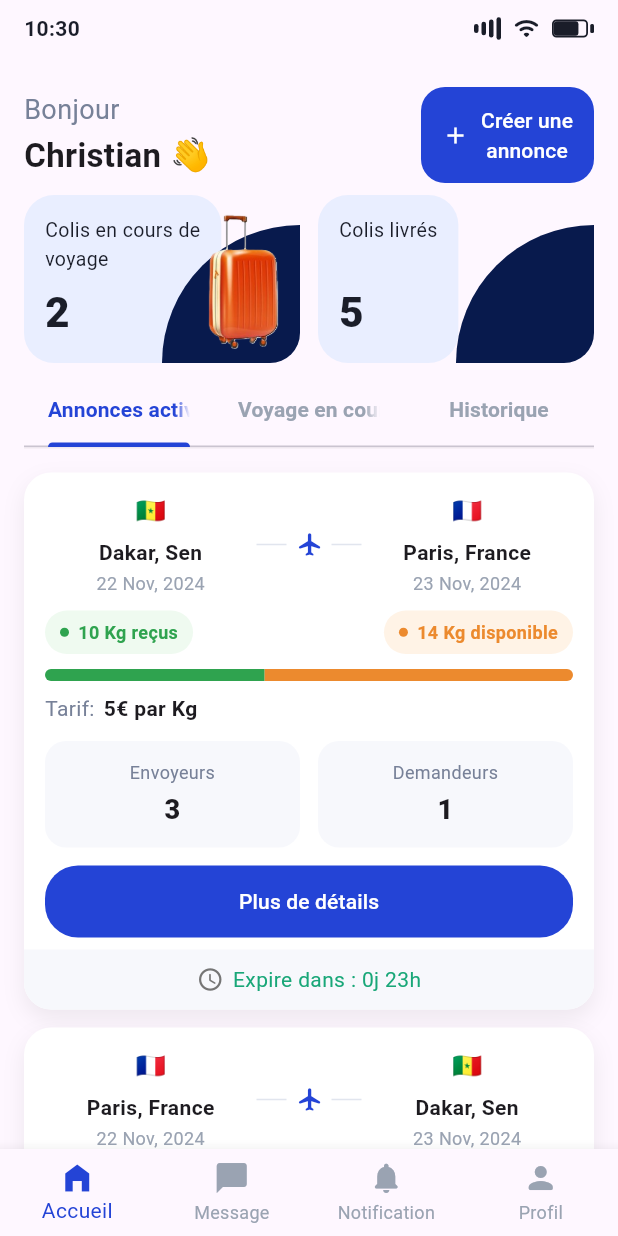
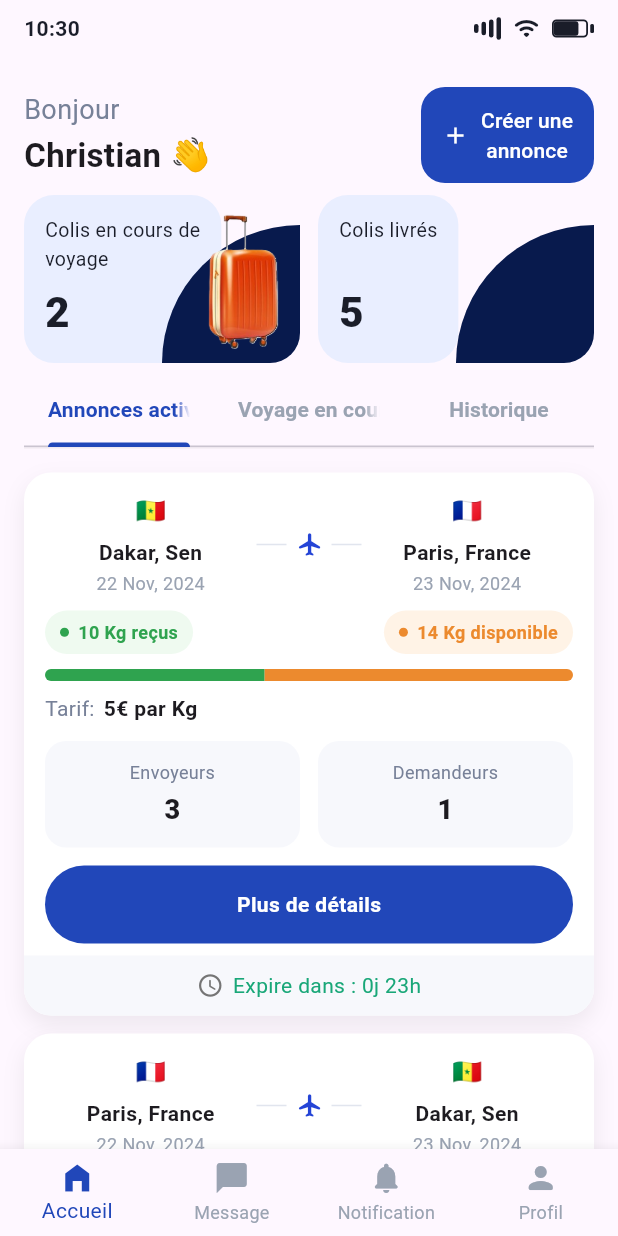
Before and after one commit to Christ-vielecodeur/Mondial_GP, a Flutter app: the screen it shows after launch, after a tap on "Basculer", on a phone screen of 412 x 824 dp. Run offline on Flutter 3.47's test engine with Material 3 defaults, Android fonts, the phone set to English and light mode, and no system bars; our stand-ins replace flutter_svg, get, image_picker, qr_flutter; Roboto replaces fonts that are missing (Euclid Circular A).

Commit message:
Mise à jour

```diff
--- a/lib/app/Modules/QrCode/qrcodes.dart
+++ b/lib/app/Modules/QrCode/qrcodes.dart
@@ -1,6 +1,7 @@
 import 'package:flutter/material.dart';
 import 'package:get/get.dart';
 import 'package:flutter/services.dart';
+import 'package:mondial_gp_test/app/widgets/colors.dart';
 import 'package:qr_flutter/qr_flutter.dart';
 import 'package:mondial_gp_test/app/Modules/QrCode/controller.dart';
 
@@ -12,7 +13,7 @@ class QrcodeWidget extends StatelessWidget {
   @override
   Widget build(BuildContext context) {
     return Scaffold(
-      backgroundColor: Colors.white,
+      backgroundColor: AppColors.white,
       appBar: AppBar(
         backgroundColor: Colors.transparent,
         elevation: 0,
--- a/lib/app/views/accueil.dart
+++ b/lib/app/views/accueil.dart
@@ -3,6 +3,8 @@ import 'package:get/get.dart';
 import 'package:mondial_gp_test/app/Modules/annonces/controllers.dart';
 import 'package:mondial_gp_test/app/Modules/annonces/models.dart';
 import 'package:mondial_gp_test/app/Modules/details/detailsPage.dart';
+import 'package:mondial_gp_test/app/widgets/blue_button.dart';
+import 'package:mondial_gp_test/app/widgets/colors.dart';
 
 class HomePage extends StatefulWidget {
   const HomePage({super.key});
@@ -31,9 +33,9 @@ class _HomePageState extends State<HomePage>
 
   @override
   Widget build(BuildContext context) {
-    final Color primary = const Color(0xFF2444D6);
-    final Color lightBlue = const Color(0xFFE9EEFF);
-    final Color cardBg = Colors.white;
+    final Color primary = AppColors.primaryBlue;
+    final Color lightBlue = AppColors.white;
+    final Color cardBg = AppColors.white;
     final EdgeInsets pagePad = const EdgeInsets.symmetric(
       horizontal: 16,
       vertical: 8,
@@ -83,7 +85,7 @@ class _HomePageState extends State<HomePage>
           currentIndex: c.bottomIndex.value,
           onTap: (i) => c.bottomIndex.value = i,
           selectedItemColor: primary,
-          unselectedItemColor: const Color(0xFF9AA3B2),
+          unselectedItemColor: AppColors.grey1,
           type: BottomNavigationBarType.fixed,
           items: const [
             BottomNavigationBarItem(
@@ -239,14 +241,14 @@ class _HomePageState extends State<HomePage>
           decoration: BoxDecoration(
             color: Colors.transparent,
             border: Border(
-              bottom: BorderSide(color: Colors.black.withOpacity(0.06)),
+              bottom: BorderSide(color: AppColors.black.withOpacity(0.06)),
             ),
           ),
           child: TabBar(
             controller: tabController,
             indicatorColor: primary,
             labelColor: primary,
-            unselectedLabelColor: const Color(0xFF9AA3B2),
+            unselectedLabelColor: AppColors.grey1,
             labelStyle: const TextStyle(fontWeight: FontWeight.w700),
             tabs: const [
               Tab(text: "Annonces actives"),
@@ -380,21 +382,11 @@ class _HomePageState extends State<HomePage>
           const SizedBox(height: 12),
           Padding(
             padding: const EdgeInsets.symmetric(horizontal: 14),
-            child: SizedBox(
-              width: double.infinity,
-              child: FilledButton(
-                onPressed: () {
-                  Get.to(() => DetailPage());
-                },
-                style: FilledButton.styleFrom(
-                  backgroundColor: primary,
-                  padding: const EdgeInsets.symmetric(vertical: 14),
-                  shape: RoundedRectangleBorder(
-                    borderRadius: BorderRadius.circular(22),
-                  ),
-                ),
-                child: const Text("Plus de détails"),
-              ),
+            child: BlueButton(
+              text: "Plus de détails",
+              onPressed: () {
+                Get.to(() => DetailPage());
+              },
             ),
           ),
 
@@ -412,7 +404,7 @@ class _HomePageState extends State<HomePage>
                 Icon(
                   Icons.access_time_rounded,
                   size: 18,
-                  color: Colors.grey.shade600,
+                  color: AppColors.grey.shade600,
                 ),
                 const SizedBox(width: 6),
                 Text(
--- a/lib/app/views/welcome.dart
+++ b/lib/app/views/welcome.dart
@@ -1,6 +1,8 @@
 import 'package:flutter/material.dart';
 import 'package:get/get.dart';
 import 'package:mondial_gp_test/app/views/accueil.dart';
+import 'package:mondial_gp_test/app/widgets/blue_button.dart';
+import 'package:mondial_gp_test/app/widgets/colors.dart';
 
 class WelcomePage extends StatefulWidget {
   const WelcomePage({super.key});
@@ -15,7 +17,7 @@ class _WelcomePageState extends State<WelcomePage> {
   @override
   Widget build(BuildContext context) {
     return Scaffold(
-      backgroundColor: Colors.white,
+      backgroundColor: AppColors.white,
       body: SafeArea(
         child: Column(
           children: [
@@ -27,7 +29,7 @@ class _WelcomePageState extends State<WelcomePage> {
                   fontFamily: "Sen",
                   fontSize: 20,
                   fontWeight: FontWeight.bold,
-                  color: Color(0xFF00103E),
+                  color: AppColors.darkText,
                 ),
               ),
             ),
@@ -45,7 +47,7 @@ class _WelcomePageState extends State<WelcomePage> {
                       fontFamily: "Euclid Circular A",
                       fontSize: 18,
                       fontWeight: FontWeight.w700,
-                      color: Color(0xFF00103E),
+                      color: AppColors.darkText,
                     ),
                   ),
 
@@ -78,34 +80,15 @@ class _WelcomePageState extends State<WelcomePage> {
 
                   Padding(
                     padding: const EdgeInsets.symmetric(horizontal: 16.0),
-                    child: GestureDetector(
-                      onTap: () {
+                    child: BlueButton(
+                      text: "Basculer",
+                      onPressed: () {
                         debugPrint("Profil choisi : $_selectedProfile");
-
                         Get.offAll(
                           () => const HomePage(),
                           arguments: {"profil": _selectedProfile},
                         );
                       },
-                      child: Container(
-                        width: double.infinity,
-                        padding: const EdgeInsets.symmetric(vertical: 16),
-                        decoration: BoxDecoration(
-                          color: const Color(0xFF2147B9),
-                          borderRadius: BorderRadius.circular(100),
-                        ),
-                        child: const Center(
-                          child: Text(
-                            "Basculer",
-                            style: TextStyle(
-                              fontFamily: "Euclid Circular A",
-                              fontSize: 14,
-                              fontWeight: FontWeight.w600,
-                              color: Colors.white,
-                            ),
-                          ),
-                        ),
-                      ),
                     ),
                   ),
 
@@ -138,8 +121,7 @@ class _WelcomePageState extends State<WelcomePage> {
         decoration: BoxDecoration(
           borderRadius: BorderRadius.circular(12),
           border: Border.all(
-            color:
-                isSelected ? const Color(0xFF2147B9) : const Color(0xFFDBE1EE),
+            color: isSelected ? AppColors.primaryBlue : AppColors.white,
             width: 2,
           ),
         ),
@@ -169,7 +151,7 @@ class _WelcomePageState extends State<WelcomePage> {
                     fontFamily: "Euclid Circular A",
                     fontSize: 14,
                     fontWeight: FontWeight.w500,
-                    color: Colors.black,
+                    color: AppColors.black,
                   ),
                 ),
                 Container(
@@ -177,10 +159,8 @@ class _WelcomePageState extends State<WelcomePage> {
                   height: 16,
                   decoration: BoxDecoration(
                     color:
-                        isSelected
-                            ? const Color(0xFF2147B9)
-                            : Colors.transparent,
-                    border: Border.all(color: Colors.grey, width: 1),
+                        isSelected ? AppColors.primaryBlue : Colors.transparent,
+                    border: Border.all(color: AppColors.grey, width: 1),
                     shape: BoxShape.circle,
                   ),
                   child:
@@ -188,7 +168,7 @@ class _WelcomePageState extends State<WelcomePage> {
                           ? const Icon(
                             Icons.check,
                             size: 12,
-                            color: Colors.white,
+                            color: AppColors.white,
                           )
                           : null,
                 ),
--- /dev/null
+++ b/lib/app/widgets/blue_button.dart
@@ -0,0 +1,34 @@
+import 'package:flutter/material.dart';
+
+class BlueButton extends StatelessWidget {
+  final String text;
+  final VoidCallback onPressed;
+
+  const BlueButton({super.key, required this.text, required this.onPressed});
+
+  @override
+  Widget build(BuildContext context) {
+    return GestureDetector(
+      onTap: onPressed,
+      child: Container(
+        width: double.infinity,
+        padding: const EdgeInsets.symmetric(vertical: 16),
+        decoration: BoxDecoration(
+          color: const Color(0xFF2147B9),
+          borderRadius: BorderRadius.circular(100),
+        ),
+        child: Center(
+          child: Text(
+            text,
+            style: const TextStyle(
+              fontFamily: "Euclid Circular A",
+              fontSize: 14,
+              fontWeight: FontWeight.w600,
+              color: Colors.white,
+            ),
+          ),
+        ),
+      ),
+    );
+  }
+}
--- /dev/null
+++ b/lib/app/widgets/colors.dart
@@ -0,0 +1,14 @@
+import 'package:flutter/material.dart';
+
+class AppColors {
+  static const primaryBlue = Color(0xFF2147B9); // ton bleu principal
+  static const secondaryBlue = Color(0xFF2147B9); // si tu veux différencier
+  static const successGreen = Color(0xFF2FA34F);
+  static const warningOrange = Color(0xFFE07C44);
+  static const lightGrey = Color(0xFFF7F8FC);
+  static const darkText = Color(0xFF001F3E);
+  static const white = Colors.white;
+  static const black = Colors.black;
+  static const grey = Colors.grey;
+  static const grey1 = Color(0xFF9AA3B2);
+}
```
